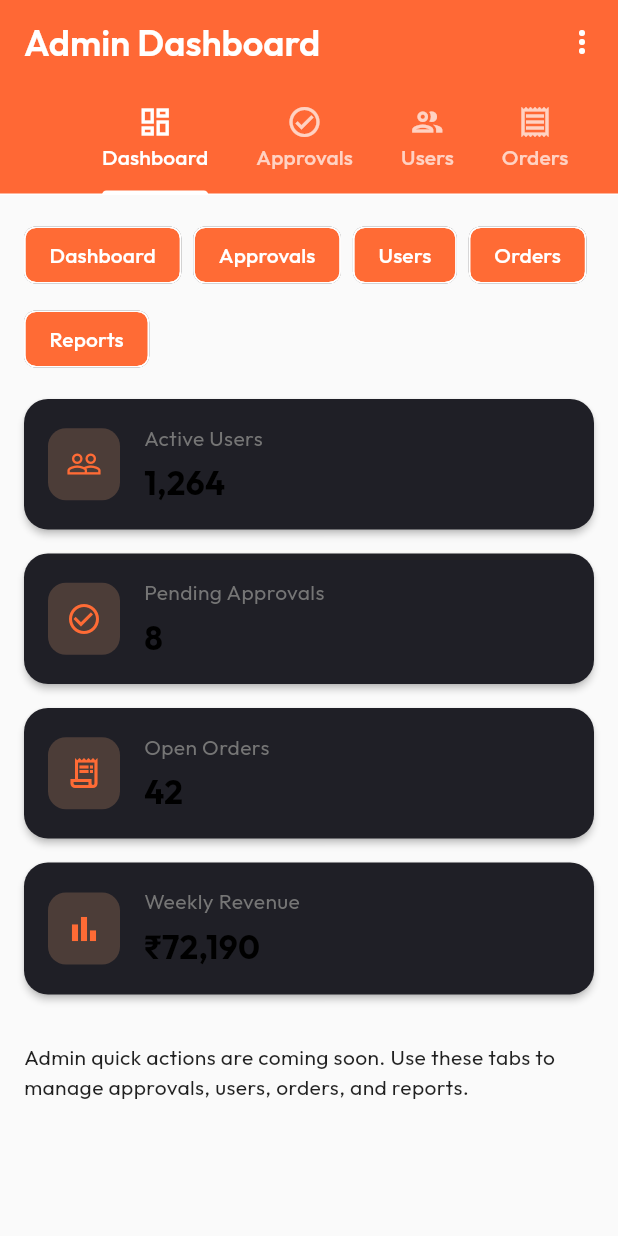
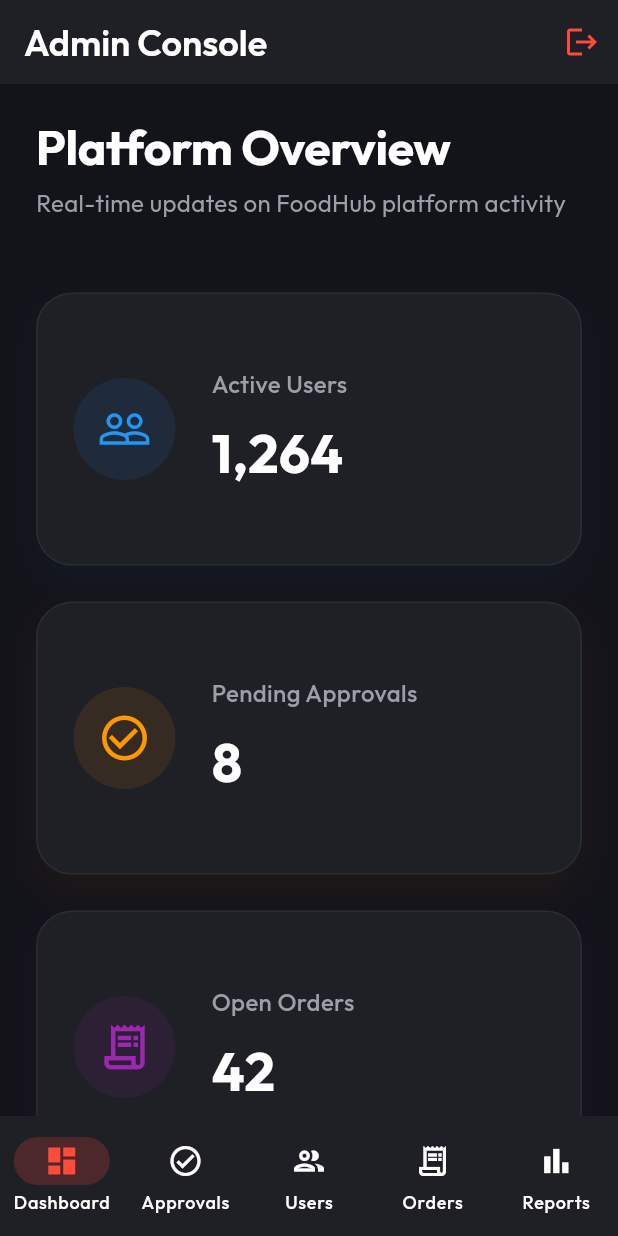
Before and after one commit to Shahinshac/Yumm, a Flutter app: the AdminDashboardPage screen opened by its route, on a phone screen of 412 x 824 dp. Run offline on Flutter 3.47's test engine with Material 3 defaults, Android fonts, the phone set to English and light mode, and no system bars; drawn by our look-alikes of flutter_animate; our stand-ins replace dio, geolocator, go_router, google_fonts, google_maps_flutter, google_sign_in and 2 more; accounts and stored records are empty.

Commit message:
feat: Total rewrite of Admin Dashboard with responsive NavigationRail, premium glass design grids, and removed redundant tabs

```diff
--- a/frontend-mobile/lib/screens/admin/dashboard_page.dart
+++ b/frontend-mobile/lib/screens/admin/dashboard_page.dart
@@ -1,7 +1,9 @@
 import 'package:flutter/material.dart';
 import 'package:provider/provider.dart';
-import '../../core/constants/app_colors.dart';
-import '../../core/constants/app_spacing.dart';
+import 'package:go_router/go_router.dart';
+import 'package:flutter_animate/flutter_animate.dart';
+import '../../core/theme.dart';
+import '../../core/components/custom_button.dart';
 import '../../core/widgets/custom_empty_state.dart';
 import '../../providers/auth_provider.dart';
 
@@ -12,186 +14,189 @@ class AdminDashboardPage extends StatefulWidget {
   State<AdminDashboardPage> createState() => _AdminDashboardPageState();
 }
 
-class _AdminDashboardPageState extends State<AdminDashboardPage>
-    with SingleTickerProviderStateMixin {
-  late TabController _tabController;
-
-  @override
-  void initState() {
-    super.initState();
-    _tabController = TabController(length: 5, vsync: this);
-  }
-
-  @override
-  void dispose() {
-    _tabController.dispose();
-    super.dispose();
-  }
+class _AdminDashboardPageState extends State<AdminDashboardPage> {
+  int _selectedIndex = 0;
 
   @override
   Widget build(BuildContext context) {
-    return Scaffold(
-      backgroundColor: AppColors.surface,
-      appBar: AppBar(
-        title: const Text('Admin Dashboard'),
-        elevation: AppSpacing.elevationMd,
-        backgroundColor: AppColors.primary,
-        foregroundColor: AppColors.white,
-        actions: [
-          Consumer<AuthProvider>(
-            builder: (_, auth, __) => PopupMenuButton<String>(
-              onSelected: (value) {
-                if (value == 'logout') {
-                  auth.logout();
-                  Navigator.of(context).pushReplacementNamed('/login');
-                }
-              },
-              itemBuilder: (_) => [
-                const PopupMenuItem(value: 'logout', child: Text('Logout')),
+    final isDesktop = MediaQuery.of(context).size.width >= 800;
+
+    final pages = [
+      _buildSummaryTab(isDesktop),
+      _buildApprovalsTab(),
+      _buildUsersTab(),
+      _buildOrdersTab(),
+      _buildReportsTab(),
+    ];
+
+    if (isDesktop) {
+      return Scaffold(
+        backgroundColor: AppTheme.backgroundDark,
+        body: Row(
+          children: [
+            NavigationRail(
+              backgroundColor: AppTheme.surfaceDark,
+              extended: true,
+              selectedIndex: _selectedIndex,
+              onDestinationSelected: (index) => setState(() => _selectedIndex = index),
+              selectedIconTheme: const IconThemeData(color: Colors.white),
+              unselectedIconTheme: const IconThemeData(color: AppTheme.textSecondary),
+              selectedLabelTextStyle: const TextStyle(color: Colors.white, fontWeight: FontWeight.bold),
+              unselectedLabelTextStyle: const TextStyle(color: AppTheme.textSecondary),
+              indicatorColor: AppTheme.primary,
+              leading: Padding(
+                padding: const EdgeInsets.symmetric(vertical: 24, horizontal: 8),
+                child: Row(
+                  children: [
+                    const Icon(Icons.admin_panel_settings, color: AppTheme.primary, size: 32).animate().scale(),
+                    const SizedBox(width: 12),
+                    Text('FoodHub Admin', style: Theme.of(context).textTheme.titleLarge?.copyWith(fontWeight: FontWeight.bold)).animate().fadeIn(),
+                  ],
+                ),
+              ),
+              trailing: Padding(
+                padding: const EdgeInsets.all(16.0).copyWith(top: 64),
+                child: CustomButton(
+                  text: 'Logout',
+                  isSecondary: true,
+                  onPressed: () {
+                    context.read<AuthProvider>().logout();
+                    context.go('/login');
+                  },
+                ),
+              ),
+              destinations: const [
+                NavigationRailDestination(icon: Icon(Icons.dashboard_outlined), selectedIcon: Icon(Icons.dashboard), label: Text('Dashboard')),
+                NavigationRailDestination(icon: Icon(Icons.check_circle_outlined), selectedIcon: Icon(Icons.check_circle), label: Text('Approvals')),
+                NavigationRailDestination(icon: Icon(Icons.people_outlined), selectedIcon: Icon(Icons.people), label: Text('Users')),
+                NavigationRailDestination(icon: Icon(Icons.receipt_long_outlined), selectedIcon: Icon(Icons.receipt_long), label: Text('Orders')),
+                NavigationRailDestination(icon: Icon(Icons.bar_chart_outlined), selectedIcon: Icon(Icons.bar_chart), label: Text('Reports')),
               ],
             ),
-          ),
-        ],
-        bottom: TabBar(
-          controller: _tabController,
-          isScrollable: true,
-          indicatorColor: AppColors.white,
-          labelColor: AppColors.white,
-          unselectedLabelColor: AppColors.white70,
-          tabs: const [
-            Tab(icon: Icon(Icons.dashboard_outlined), text: 'Dashboard'),
-            Tab(icon: Icon(Icons.check_circle_outlined), text: 'Approvals'),
-            Tab(icon: Icon(Icons.people_outlined), text: 'Users'),
-            Tab(icon: Icon(Icons.receipt_outlined), text: 'Orders'),
-            Tab(icon: Icon(Icons.bar_chart_outlined), text: 'Reports'),
+            const VerticalDivider(thickness: 1, width: 1, color: AppTheme.borderDark),
+            Expanded(
+              child: AnimatedSwitcher(
+                duration: 300.ms,
+                child: pages[_selectedIndex],
+              ),
+            ),
           ],
         ),
+      );
+    }
+
+    // Mobile Layout
+    return Scaffold(
+      backgroundColor: AppTheme.backgroundDark,
+      appBar: AppBar(
+        backgroundColor: AppTheme.surfaceDark,
+        elevation: 0,
+        title: const Text('Admin Console', style: TextStyle(color: Colors.white)),
+        actions: [
+          IconButton(
+            icon: const Icon(Icons.logout, color: AppTheme.primary),
+            onPressed: () {
+              context.read<AuthProvider>().logout();
+              context.go('/login');
+            },
+          )
+        ],
       ),
-      body: TabBarView(
-        controller: _tabController,
-        children: [
-          _buildSummaryTab(),
-          _buildApprovalsTab(),
-          _buildUsersTab(),
-          _buildOrdersTab(),
-          _buildReportsTab(),
+      body: SafeArea(
+        child: AnimatedSwitcher(
+          duration: 300.ms,
+          child: pages[_selectedIndex],
+        ),
+      ),
+      bottomNavigationBar: NavigationBar(
+        selectedIndex: _selectedIndex,
+        onDestinationSelected: (index) => setState(() => _selectedIndex = index),
+        backgroundColor: AppTheme.surfaceDark,
+        indicatorColor: AppTheme.primary.withValues(alpha: 0.2),
+        destinations: const [
+          NavigationDestination(icon: Icon(Icons.dashboard_outlined), selectedIcon: Icon(Icons.dashboard, color: AppTheme.primary), label: 'Dashboard'),
+          NavigationDestination(icon: Icon(Icons.check_circle_outlined), selectedIcon: Icon(Icons.check_circle, color: AppTheme.primary), label: 'Approvals'),
+          NavigationDestination(icon: Icon(Icons.people_outlined), selectedIcon: Icon(Icons.people, color: AppTheme.primary), label: 'Users'),
+          NavigationDestination(icon: Icon(Icons.receipt_long_outlined), selectedIcon: Icon(Icons.receipt_long, color: AppTheme.primary), label: 'Orders'),
+          NavigationDestination(icon: Icon(Icons.bar_chart_outlined), selectedIcon: Icon(Icons.bar_chart, color: AppTheme.primary), label: 'Reports'),
         ],
       ),
     );
   }
 
-  Widget _buildSummaryTab() {
+  Widget _buildSummaryTab(bool isDesktop) {
     return SingleChildScrollView(
-      padding: const EdgeInsets.all(AppSpacing.lg),
+      padding: EdgeInsets.all(isDesktop ? 48.0 : 24.0),
       child: Column(
-        crossAxisAlignment: CrossAxisAlignment.stretch,
+        crossAxisAlignment: CrossAxisAlignment.start,
         children: [
-          Wrap(
-            spacing: AppSpacing.sm,
-            runSpacing: AppSpacing.sm,
+          Text('Platform Overview', style: Theme.of(context).textTheme.displayLarge).animate().fadeIn().moveY(begin: 20),
+          const SizedBox(height: 8),
+          const Text('Real-time updates on FoodHub platform activity', style: TextStyle(color: AppTheme.textSecondary, fontSize: 16)).animate().fadeIn(delay: 100.ms),
+          const SizedBox(height: 48),
+          GridView.count(
+            crossAxisCount: isDesktop ? 2 : 1,
+            crossAxisSpacing: 24,
+            mainAxisSpacing: 24,
+            shrinkWrap: true,
+            childAspectRatio: isDesktop ? 2.5 : 2.0,
+            physics: const NeverScrollableScrollPhysics(),
             children: [
-              _buildNavChip('Dashboard', 0),
-              _buildNavChip('Approvals', 1),
-              _buildNavChip('Users', 2),
-              _buildNavChip('Orders', 3),
-              _buildNavChip('Reports', 4),
+              _buildStatCard('Active Users', '1,264', Icons.people_outline, Colors.blue),
+              _buildStatCard('Pending Approvals', '8', Icons.check_circle_outline, Colors.orange),
+              _buildStatCard('Open Orders', '42', Icons.receipt_long_outlined, Colors.purple),
+              _buildStatCard('Weekly Revenue', '₹72,190', Icons.account_balance_wallet_outlined, Colors.green),
             ],
+          ).animate().fadeIn(delay: 200.ms).slideY(begin: 0.1),
+        ],
+      ),
+    );
+  }
+
+  Widget _buildStatCard(String title, String value, IconData icon, Color color) {
+    return Container(
+      decoration: BoxDecoration(
+        color: AppTheme.surfaceDark,
+        borderRadius: BorderRadius.circular(24),
+        border: Border.all(color: AppTheme.borderDark),
+        boxShadow: [
+          BoxShadow(
+            color: color.withValues(alpha: 0.05),
+            blurRadius: 20,
+            offset: const Offset(0, 10),
+          )
+        ],
+      ),
+      padding: const EdgeInsets.all(24),
+      child: Row(
+        children: [
+          Container(
+            padding: const EdgeInsets.all(16),
+            decoration: BoxDecoration(
+              color: color.withValues(alpha: 0.1),
+              shape: BoxShape.circle,
+            ),
+            child: Icon(icon, color: color, size: 36),
           ),
-          const SizedBox(height: AppSpacing.lg),
-          _buildStatCard('Active Users', '1,264', Icons.people_outline),
-          _buildStatCard('Pending Approvals', '8', Icons.check_circle_outline),
-          _buildStatCard('Open Orders', '42', Icons.receipt_long_outlined),
-          _buildStatCard('Weekly Revenue', '₹72,190', Icons.bar_chart_outlined),
-          const SizedBox(height: AppSpacing.lg),
-          const Text(
-            'Admin quick actions are coming soon. Use these tabs to manage approvals, users, orders, and reports.',
-            style: TextStyle(fontSize: 14, color: Colors.black87),
+          const SizedBox(width: 24),
+          Expanded(
+            child: Column(
+              crossAxisAlignment: CrossAxisAlignment.start,
+              mainAxisAlignment: MainAxisAlignment.center,
+              children: [
+                Text(title, style: const TextStyle(color: AppTheme.textSecondary, fontSize: 16, fontWeight: FontWeight.w500)),
+                const SizedBox(height: 8),
+                Text(value, style: const TextStyle(color: Colors.white, fontSize: 36, fontWeight: FontWeight.bold)),
+              ],
+            ),
           ),
         ],
       ),
     );
   }
 
-  Widget _buildNavChip(String label, int index) {
-    return ActionChip(
-      label: Text(label),
-      labelStyle: const TextStyle(color: Colors.white),
-      backgroundColor: AppColors.primary,
-      onPressed: () => _tabController.animateTo(index),
-    );
-  }
-
-  Widget _buildStatCard(String title, String value, IconData icon) {
-    return Card(
-      margin: const EdgeInsets.only(bottom: AppSpacing.lg),
-      shape: RoundedRectangleBorder(borderRadius: BorderRadius.circular(16)),
-      elevation: 2,
-      child: Padding(
-        padding: const EdgeInsets.all(AppSpacing.lg),
-        child: Row(
-          children: [
-            Container(
-              padding: const EdgeInsets.all(12),
-              decoration: BoxDecoration(
-                color: AppColors.primaryLight.withOpacity(0.2),
-                borderRadius: BorderRadius.circular(12),
-              ),
-              child: Icon(icon, color: AppColors.primary),
-            ),
-            const SizedBox(width: AppSpacing.lg),
-            Column(
-              crossAxisAlignment: CrossAxisAlignment.start,
-              children: [
-                Text(title,
-                    style: const TextStyle(
-                        fontSize: 14, color: AppColors.textSecondary)),
-                const SizedBox(height: 4),
-                Text(value,
-                    style: const TextStyle(
-                        fontSize: 22,
-                        fontWeight: FontWeight.bold,
-                        color: AppColors.textPrimary)),
-              ],
-            ),
-          ],
-        ),
-      ),
-    );
-  }
-
-  Widget _buildApprovalsTab() {
-    return const CustomEmptyState(
-      icon: Icons.check_circle_outline,
-      title: 'Approvals',
-      description:
-          'No pending approvals right now. This is where new users and restaurants will appear for review.',
-    );
-  }
-
-  Widget _buildUsersTab() {
-    return const CustomEmptyState(
-      icon: Icons.people_outlined,
-      title: 'Users',
-      description:
-          'User management will appear here. You can review customers, restaurants, and delivery partners.',
-    );
-  }
-
-  Widget _buildOrdersTab() {
-    return const CustomEmptyState(
-      icon: Icons.receipt_outlined,
-      title: 'Orders',
-      description:
-          'View and manage order activity from across the platform in this section.',
-    );
-  }
-
-  Widget _buildReportsTab() {
-    return const CustomEmptyState(
-      icon: Icons.bar_chart_outlined,
-      title: 'Reports',
-      description:
-          'Analytics and reporting will be visible here once reports are implemented.',
-    );
-  }
+  Widget _buildApprovalsTab() => const Center(child: CustomEmptyState(icon: Icons.check_circle_outline, title: 'Approvals Queue', description: 'No pending approvals right now.'));
+  Widget _buildUsersTab() => const Center(child: CustomEmptyState(icon: Icons.people_outlined, title: 'User Management', description: 'Tools to manage platform users will appear here.'));
+  Widget _buildOrdersTab() => const Center(child: CustomEmptyState(icon: Icons.receipt_outlined, title: 'Global Orders', description: 'Monitor all live orders across the platform here.'));
+  Widget _buildReportsTab() => const Center(child: CustomEmptyState(icon: Icons.bar_chart_outlined, title: 'Analytics', description: 'System reports will be generated here.'));
 }
```
